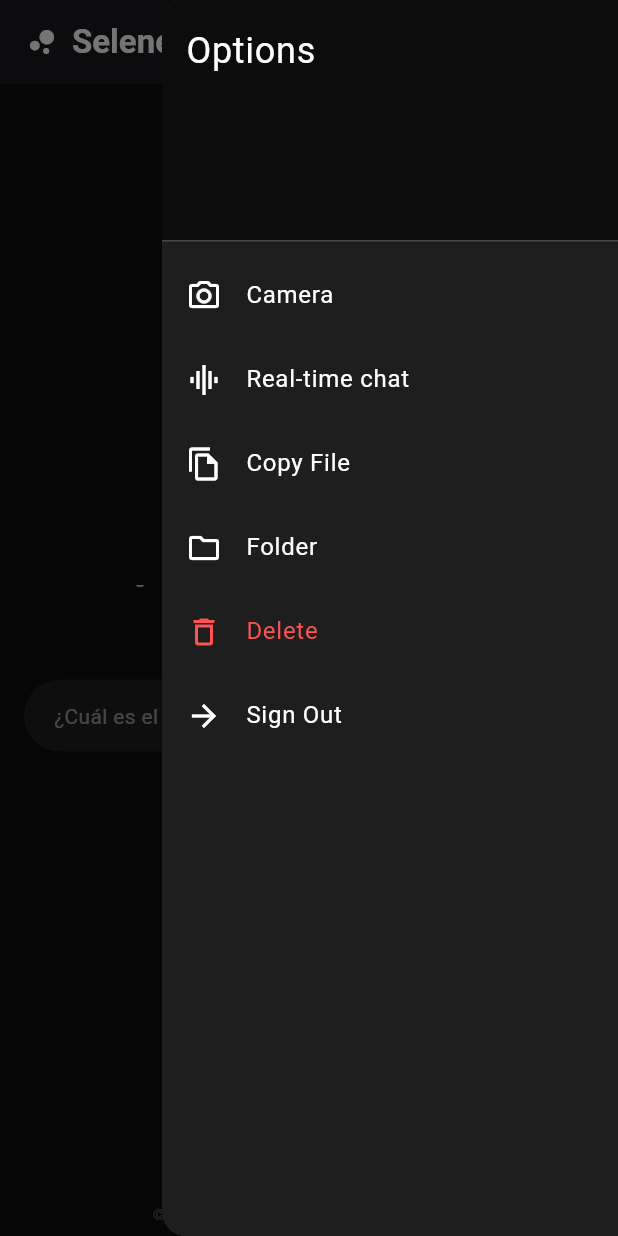
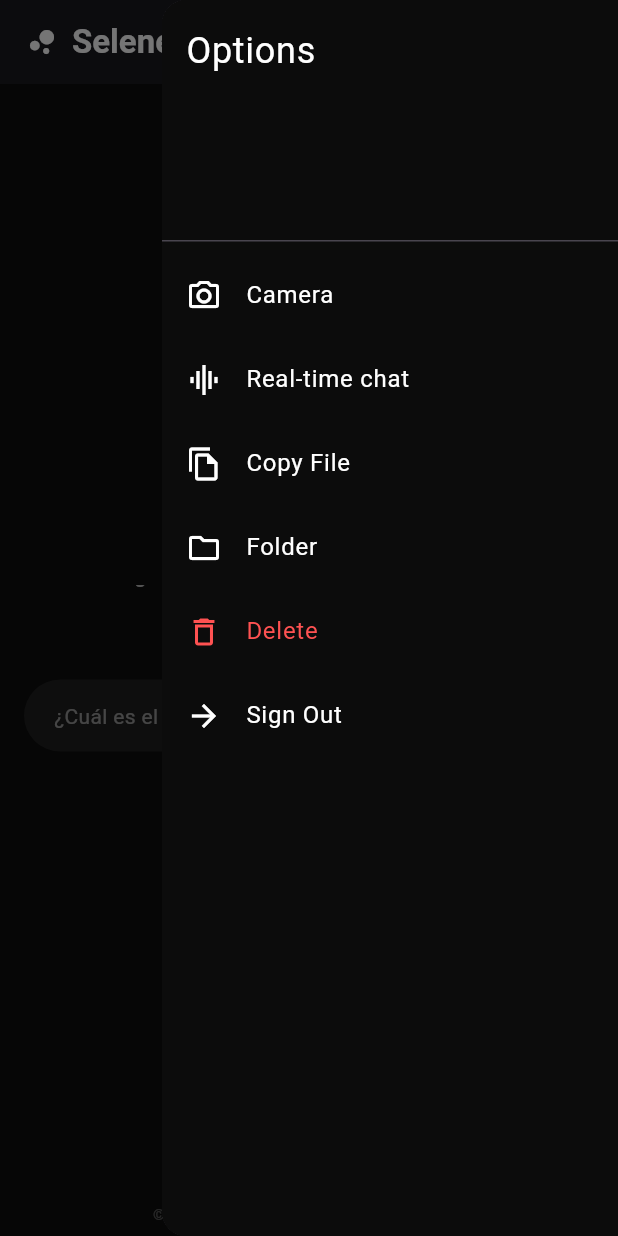
Before and after one commit to SluiooktueSvg/seleneai, a Flutter app: the screen it shows once a user with an empty profile is signed in, scrolled down 160 dp, after a tap on the "menu" icon, on a phone screen of 412 x 824 dp. Run offline on Flutter 3.47's test engine with Material 3 defaults, Android fonts, the phone set to English and light mode, and no system bars; our stand-ins replace firebase_auth, firebase_core, flutter_dotenv, flutter_tts, google_generative_ai, google_sign_in and 2 more; accounts and stored records are empty.

Commit message:
90.5 commit color black appbar

```diff
--- a/lib/screens/chat_screen.dart
+++ b/lib/screens/chat_screen.dart
@@ -288,7 +288,7 @@ class _ChatScreenState extends State<ChatScreen> with TickerProviderStateMixin {
       ),
       endDrawer: Drawer(
         child: Container(
-          color: const Color(0xFF1E1E1E),
+          color: const Color(0xFF0C0C0C),
           child: ListView(
             padding: EdgeInsets.zero,
             children: [
```
